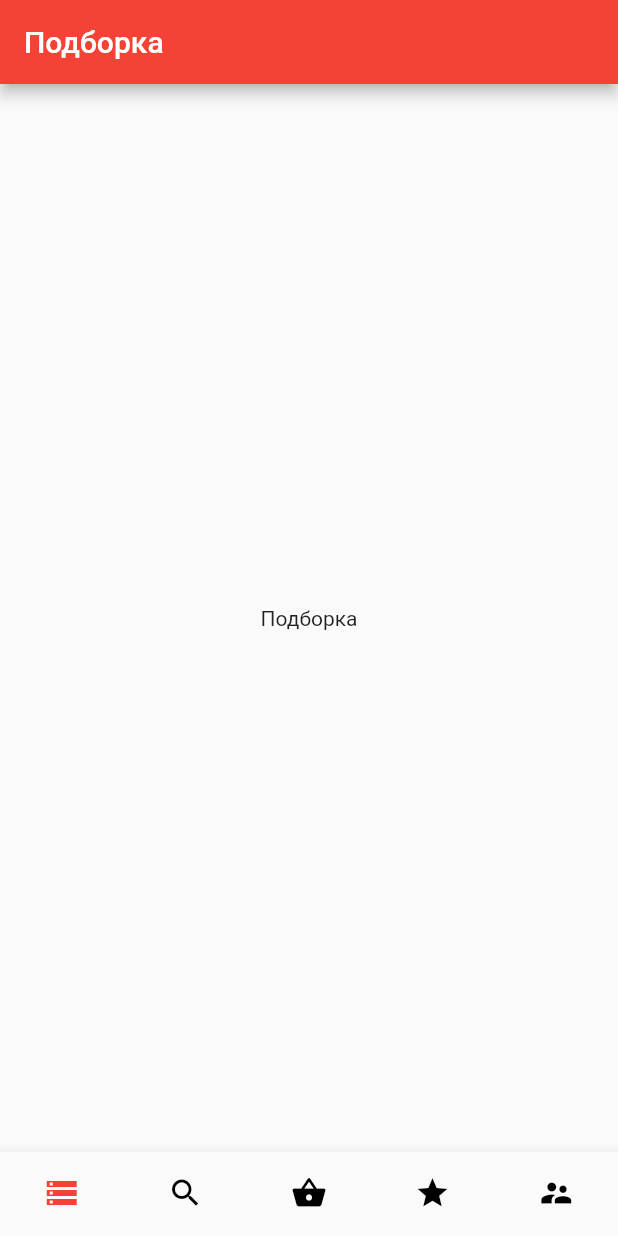
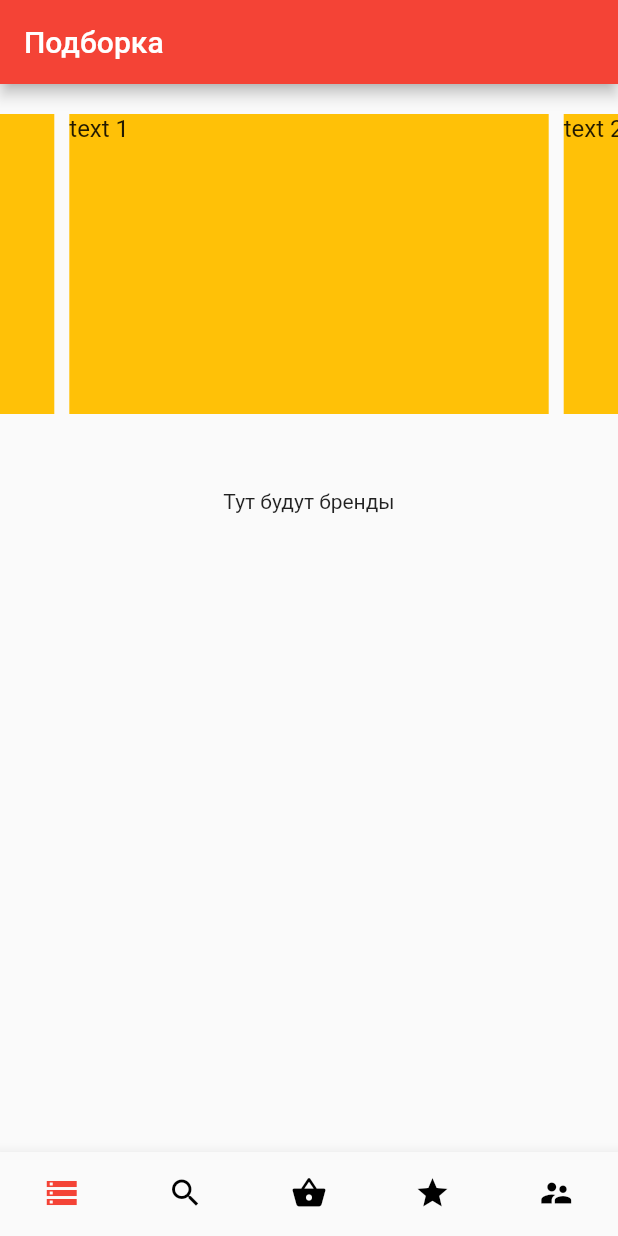
Before and after one commit to FroseMan97/Market_diploma, a Flutter app: the screen it shows after launch, on a phone screen of 412 x 824 dp. Run offline on Flutter 3.47's test engine with Material 2 defaults, Android fonts, the phone set to English and light mode, and no system bars; drawn by our look-alikes of carousel_slider; our stand-ins replace rxdart, transparent_image.

Commit message:
relocate main nav bar pages, update home page with slider of products

```diff
--- a/lib/ui/pages/home_page.dart
+++ /dev/null
@@ -1,21 +0,0 @@
-import 'package:flutter/material.dart';
-import 'package:market/ui/pages/base/base_page.dart';
-
-class HomePage extends BasePage {
-  final String title;
-  HomePage(this.title, {Key key}) : super(title, key: key);
-
-  @override
-  _HomePageState createState() => _HomePageState();
-}
-
-class _HomePageState extends State<HomePage> {
-  @override
-  Widget build(BuildContext context) {
-    return Center(
-      child: Container(
-        child: Text(widget.title),
-      ),
-    );
-  }
-}
--- /dev/null
+++ b/lib/ui/pages/main_bottom_nav_pages/home_page.dart
@@ -0,0 +1,43 @@
+import 'package:carousel_slider/carousel_slider.dart';
+import 'package:flutter/material.dart';
+import 'package:market/ui/pages/base/base_page.dart';
+
+class HomePage extends BasePage {
+  final String title;
+  HomePage(this.title, {Key key}) : super(title, key: key);
+
+  @override
+  _HomePageState createState() => _HomePageState();
+}
+
+class _HomePageState extends State<HomePage> {
+  @override
+  Widget build(BuildContext context) {
+    return ListView(
+      children: <Widget>[
+        SizedBox(height: 20,),
+        CarouselSlider(
+          pauseAutoPlayOnTouch: Duration(seconds: 3),
+          autoPlay: true,
+          height: 200.0,
+          items: [1, 2, 3, 4, 5].map((i) {
+        return Builder(
+          builder: (BuildContext context) {
+            return Container(
+                width: MediaQuery.of(context).size.width,
+                margin: EdgeInsets.symmetric(horizontal: 5.0),
+                decoration: BoxDecoration(color: Colors.amber),
+                child: Text(
+                  'text $i',
+                  style: TextStyle(fontSize: 16.0),
+                ));
+          },
+        );
+          }).toList(),
+        ),
+        SizedBox(height: 50,),
+        Center(child:Text('Тут будут бренды'))
+      ],
+    );
+  }
+}
--- a/pubspec.yaml
+++ b/pubspec.yaml
@@ -28,6 +28,7 @@ dependencies:
   firebase_auth: ^0.14.0+5
   rxdart: any
   flutter_staggered_grid_view: ^0.3.0
+  carousel_slider: ^1.3.1
 
 dev_dependencies:
   flutter_test:
```
Also changed, not shown: lib/ui/main_page.dart (+5 -5 lines), lib/ui/pages/main_bottom_nav_pages/basket_page.dart (renamed from lib/ui/pages/basket_page.dart), lib/ui/pages/main_bottom_nav_pages/catalog_page.dart (renamed from lib/ui/pages/catalog_page.dart), lib/ui/pages/main_bottom_nav_pages/liked_products_page.dart (renamed from lib/ui/pages/liked_products_page.dart), lib/ui/pages/main_bottom_nav_pages/profile_page.dart (renamed from lib/ui/pages/profile_page.dart), pubspec.lock.
